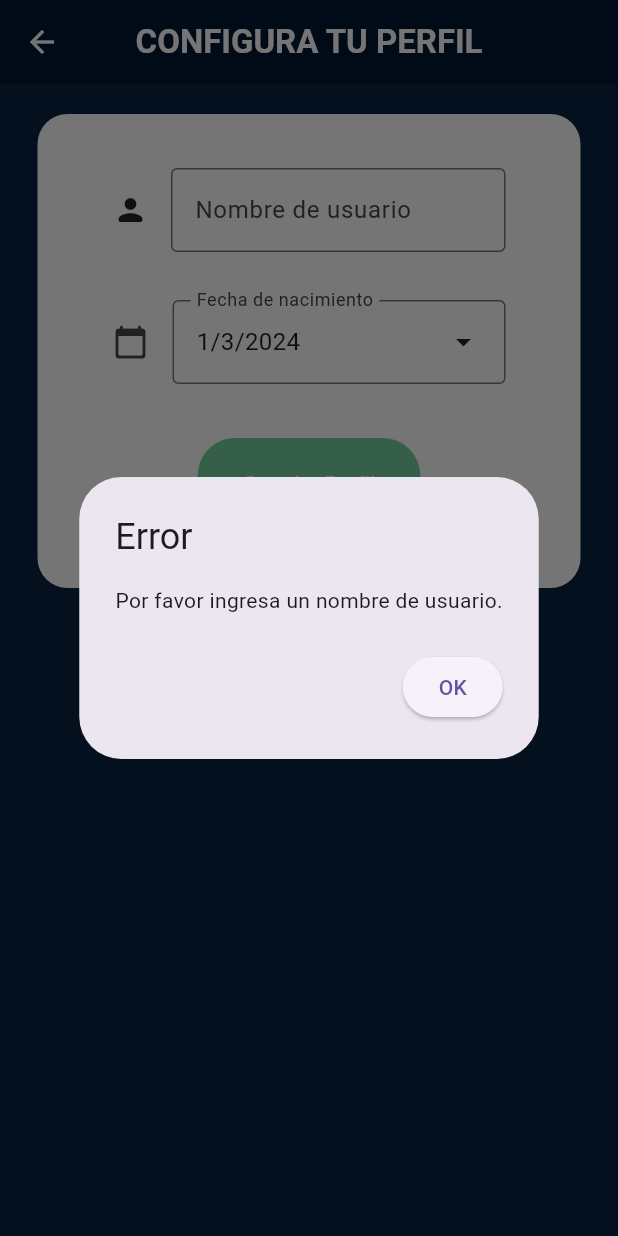
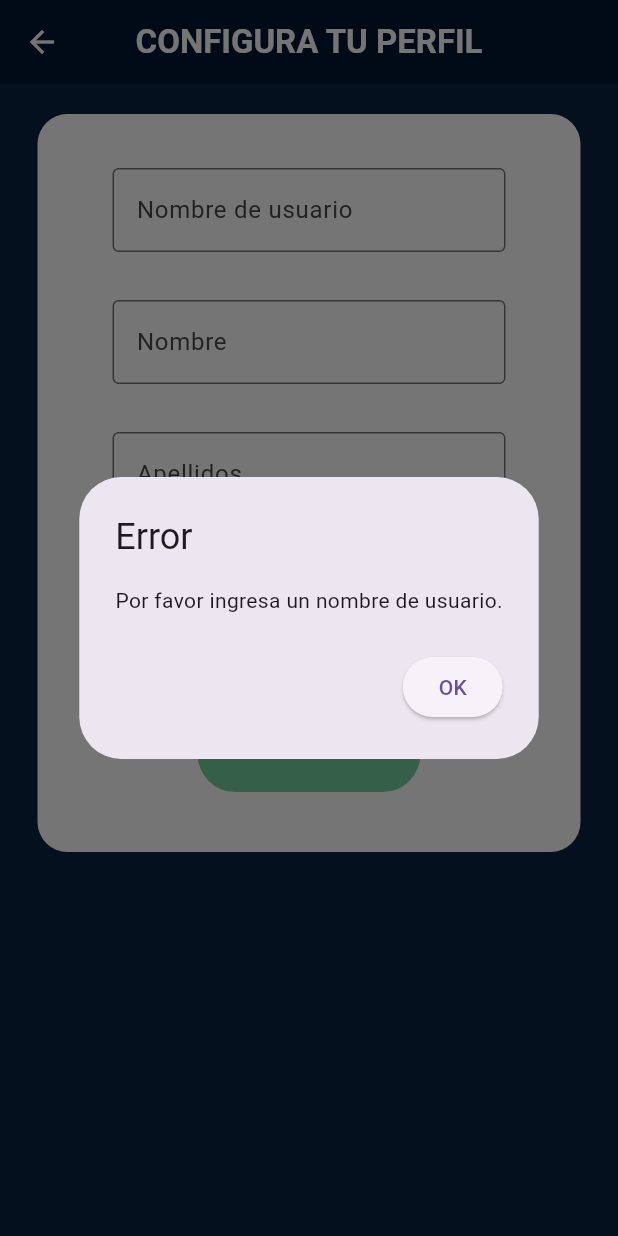
Before and after one commit to marcomar31/MarcoMartinez_ExamenFinal_PMDM_PSP, a Flutter app: the CreaPerfilView screen opened by its route, after a tap on "Guardar Perfil", on a phone screen of 412 x 824 dp. Run offline on Flutter 3.47's test engine with Material 3 defaults, Android fonts, the phone set to English and light mode, and no system bars; our stand-ins replace cloud_firestore, firebase_auth, firebase_core; accounts and stored records are empty; generated files the repository leaves out were written again.

Commit message:
Commit 16: Conectado a Firestore, ahora se añade el perfil correctamente.

```diff
--- a/marcomartinez_examenfinal/lib/MyApp.dart
+++ b/marcomartinez_examenfinal/lib/MyApp.dart
@@ -16,7 +16,7 @@ class MyApp extends StatelessWidget {
         '/onboarding_view': (context) => OnBoarding(),
         '/login_view': (context) => LoginView(),
         '/register_view': (context) => RegisterView(),
-        '/creaperfil_view': (context) => CreaPerfilView(),
+        '/creaperfil_view': (context) => const CreaPerfilView(),
         '/home_view': (context) => const HomeView(),
       },
       initialRoute: '/onboarding_view',
--- a/marcomartinez_examenfinal/lib/OnBoarding/CreaPerfilView.dart
+++ b/marcomartinez_examenfinal/lib/OnBoarding/CreaPerfilView.dart
@@ -15,7 +15,9 @@ class CreaPerfilView extends StatefulWidget {
 class _CreaPerfilViewState extends State<CreaPerfilView> {
   FirebaseAdmin fbAdmin = FirebaseAdmin();
 
+  TextEditingController tecNombreUsuario = TextEditingController();
   TextEditingController tecNombre = TextEditingController();
+  TextEditingController tecApellidos = TextEditingController();
   DateTime _fechaSeleccionada = DateTime.now();
 
   @override
@@ -55,7 +57,15 @@ class _CreaPerfilViewState extends State<CreaPerfilView> {
                   children: [
                     Padding(
                       padding: const EdgeInsets.symmetric(vertical: 16),
-                    child: OnBoardingFormField(tec: tecNombre, label: 'Nombre de usuario', icon: Icons.person_rounded, isPassword: false,),
+                      child: OnBoardingFormField(tec: tecNombreUsuario, label: 'Nombre de usuario', isPassword: false,),
+                    ),
+                    Padding(
+                      padding: const EdgeInsets.symmetric(vertical: 16),
+                      child: OnBoardingFormField(tec: tecNombre, label: 'Nombre', isPassword: false,),
+                    ),
+                    Padding(
+                      padding: const EdgeInsets.symmetric(vertical: 16),
+                      child: OnBoardingFormField(tec: tecApellidos, label: 'Apellidos', isPassword: false,),
                     ),
                     Padding(
                       padding: const EdgeInsets.symmetric(vertical: 16),
@@ -114,21 +124,31 @@ class _CreaPerfilViewState extends State<CreaPerfilView> {
   }
 
   void _guardarPerfil() {
-    String nombreUsuario = tecNombre.text.trim();
-    if (nombreUsuario.isNotEmpty) {
+    String nombreUsuario = tecNombreUsuario.text.trim();
+    String nombre = tecNombre.text.trim();
+    String apellidos = tecApellidos.text.trim();
+    if (nombreUsuario.isNotEmpty && nombre.isNotEmpty && apellidos.isNotEmpty) {
       print('Nombre de usuario: $nombreUsuario');
       print('Fecha de nacimiento: $_fechaSeleccionada');
       fbAdmin.auth.currentUser?.updateDisplayName(nombreUsuario);
+      final user = <String, dynamic>{
+        "nombre": nombre,
+        "apellidos": apellidos,
+        "fechaNacimiento": _fechaSeleccionada,
+        "urlFotoPerfil": ""
+      };
+
+      fbAdmin.creaPerfilUsuario(user);
     } else {
       showDialog(
         context: context,
         builder: (context) => AlertDialog(
-          title: Text('Error'),
-          content: Text('Por favor ingresa un nombre de usuario.'),
+          title: const Text('Error'),
+          content: const Text('Por favor ingresa un nombre de usuario.'),
           actions: [
             ElevatedButton(
               onPressed: () => Navigator.pop(context),
-              child: Text('OK'),
+              child: const Text('OK'),
             ),
           ],
         ),
--- a/marcomartinez_examenfinal/lib/OnBoarding/LoginView.dart
+++ b/marcomartinez_examenfinal/lib/OnBoarding/LoginView.dart
@@ -48,6 +48,14 @@ class LoginView extends StatelessWidget {
                     Padding(
                       padding: const EdgeInsets.symmetric(vertical: 16),
                       child: GestureDetector(
+                        child: const Text(
+                          'Iniciar sesión con número de teléfono',
+                          style: TextStyle(
+                            color: Color.fromRGBO(115, 208, 156, 1.0),
+                            decoration: TextDecoration.underline,
+                            decorationColor: Color.fromRGBO(115, 208, 156, 1.0),
+                          ),
+                        ),
                         onTap: () async {
                           await SystemChannels.textInput.invokeMethod('TextInput.hide');
                             showModalBottomSheet(
@@ -58,14 +66,6 @@ class LoginView extends StatelessWidget {
                               },
                             );
                           },
-                        child: const Text(
-                          'Iniciar sesión con número de teléfono',
-                          style: TextStyle(
-                            color: Color.fromRGBO(115, 208, 156, 1.0),
-                            decoration: TextDecoration.underline,
-                            decorationColor: Color.fromRGBO(115, 208, 156, 1.0),
-                          ),
-                        ),
                       ),
                     ),
                 Row(
--- a/marcomartinez_examenfinal/lib/Singleton/FirebaseAdmin.dart
+++ b/marcomartinez_examenfinal/lib/Singleton/FirebaseAdmin.dart
@@ -1,7 +1,9 @@
+import 'package:cloud_firestore/cloud_firestore.dart';
 import 'package:firebase_auth/firebase_auth.dart';
 
 class FirebaseAdmin {
   FirebaseAuth auth = FirebaseAuth.instance;
+  FirebaseFirestore db = FirebaseFirestore.instance;
 
   Future<bool> createUser(String email, String password, String rePassword) async {
     if (email.isNotEmpty && password.isNotEmpty && rePassword.isNotEmpty) {
@@ -71,4 +73,8 @@ class FirebaseAdmin {
       return false;
     }
   }
+
+  Future<void> creaPerfilUsuario(Map<String, dynamic> user) async {
+    db.collection("Perfiles").doc(auth.currentUser?.uid).set(user);
+  }
 }
--- a/marcomartinez_examenfinal/pubspec.yaml
+++ b/marcomartinez_examenfinal/pubspec.yaml
@@ -37,6 +37,7 @@ dependencies:
   cupertino_icons: ^1.0.2
   firebase_core: ^2.25.5
   firebase_auth: ^4.17.6
+  cloud_firestore: ^4.15.6
 
 dev_dependencies:
   flutter_test:
```
Also changed, not shown: marcomartinez_examenfinal/pubspec.lock, 1 other file. Lines whose indentation alone changed are shown as unchanged.
